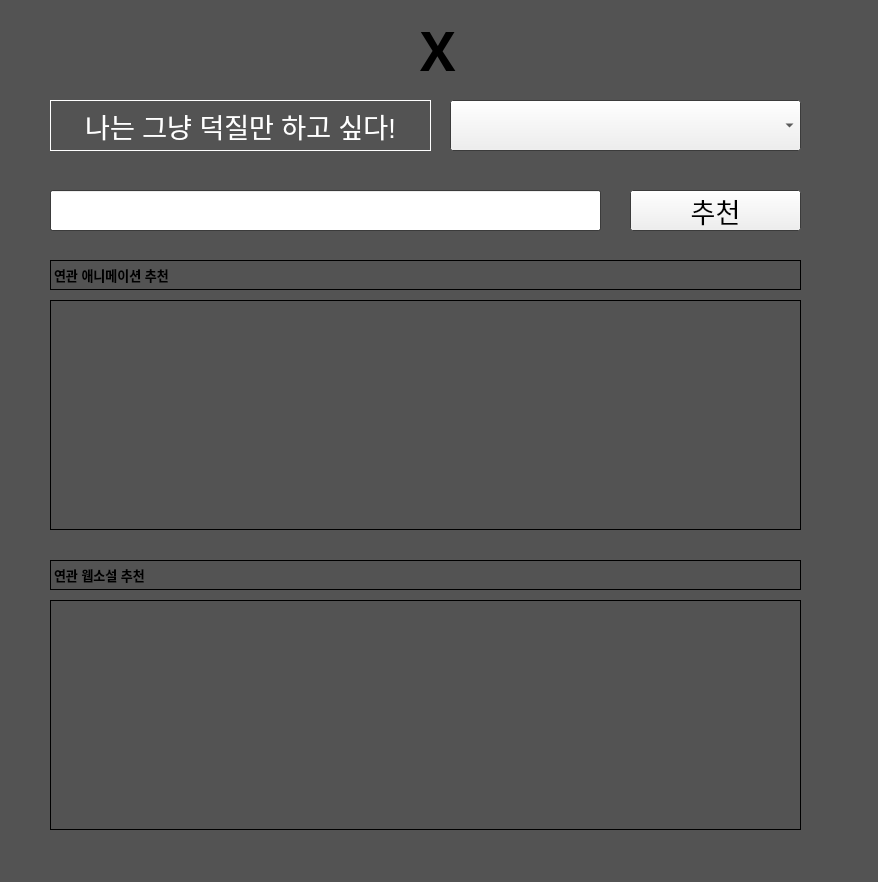
First picture: the form in movie_recommendation.ui, repository parkhk994/webnovel_ani_recommend_project, before the edit.
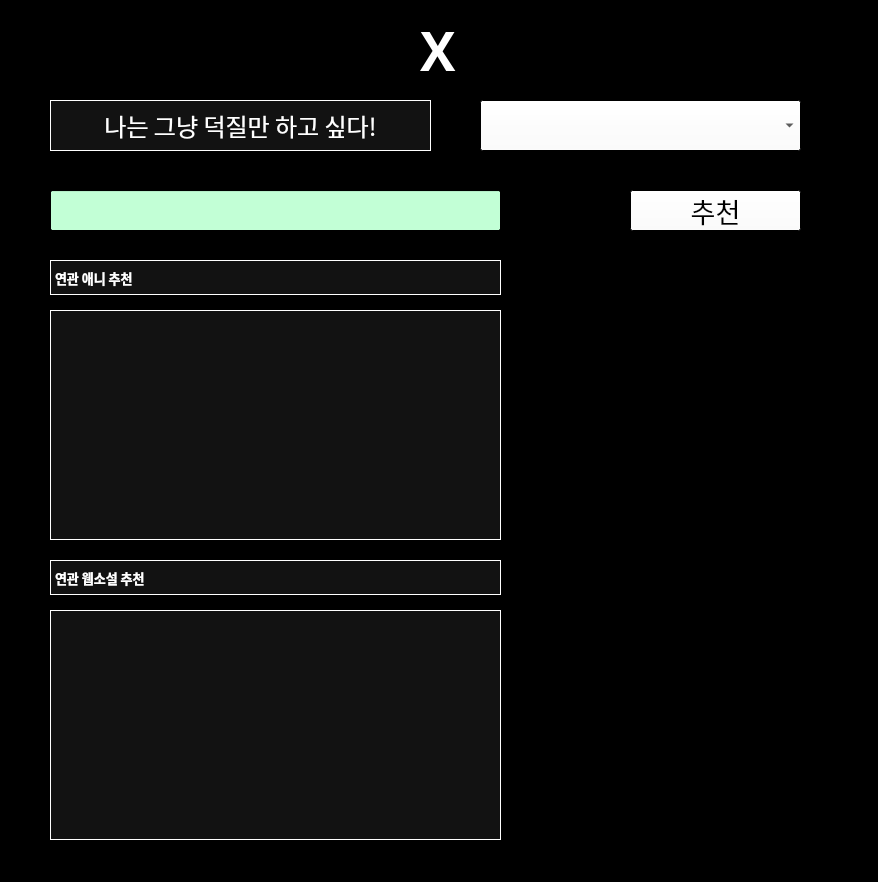
Second picture: the form after the edit.

Patch:
```diff
--- a/movie_recommendation.ui
+++ b/movie_recommendation.ui
@@ -13,61 +13,277 @@
   <property name="palette">
    <palette>
     <active>
+     <colorrole role="WindowText">
+      <brush brushstyle="SolidPattern">
+       <color alpha="255">
+        <red>255</red>
+        <green>255</green>
+        <blue>255</blue>
+       </color>
+      </brush>
+     </colorrole>
+     <colorrole role="Button">
+      <brush brushstyle="SolidPattern">
+       <color alpha="255">
+        <red>255</red>
+        <green>255</green>
+        <blue>255</blue>
+       </color>
+      </brush>
+     </colorrole>
+     <colorrole role="Dark">
+      <brush brushstyle="SolidPattern">
+       <color alpha="255">
+        <red>85</red>
+        <green>85</green>
+        <blue>0</blue>
+       </color>
+      </brush>
+     </colorrole>
+     <colorrole role="Text">
+      <brush brushstyle="SolidPattern">
+       <color alpha="255">
+        <red>0</red>
+        <green>0</green>
+        <blue>0</blue>
+       </color>
+      </brush>
+     </colorrole>
+     <colorrole role="BrightText">
+      <brush brushstyle="SolidPattern">
+       <color alpha="255">
+        <red>0</red>
+        <green>0</green>
+        <blue>0</blue>
+       </color>
+      </brush>
+     </colorrole>
+     <colorrole role="ButtonText">
+      <brush brushstyle="SolidPattern">
+       <color alpha="255">
+        <red>0</red>
+        <green>0</green>
+        <blue>0</blue>
+       </color>
+      </brush>
+     </colorrole>
      <colorrole role="Base">
       <brush brushstyle="SolidPattern">
        <color alpha="255">
-        <red>255</red>
+        <red>194</red>
         <green>255</green>
-        <blue>255</blue>
+        <blue>214</blue>
        </color>
       </brush>
      </colorrole>
      <colorrole role="Window">
       <brush brushstyle="SolidPattern">
        <color alpha="255">
-        <red>83</red>
-        <green>83</green>
-        <blue>83</blue>
+        <red>0</red>
+        <green>0</green>
+        <blue>0</blue>
+       </color>
+      </brush>
+     </colorrole>
+     <colorrole role="ToolTipText">
+      <brush brushstyle="SolidPattern">
+       <color alpha="255">
+        <red>0</red>
+        <green>0</green>
+        <blue>0</blue>
+       </color>
+      </brush>
+     </colorrole>
+     <colorrole role="PlaceholderText">
+      <brush brushstyle="SolidPattern">
+       <color alpha="128">
+        <red>255</red>
+        <green>255</green>
+        <blue>255</blue>
        </color>
       </brush>
      </colorrole>
     </active>
     <inactive>
+     <colorrole role="WindowText">
+      <brush brushstyle="SolidPattern">
+       <color alpha="255">
+        <red>255</red>
+        <green>255</green>
+        <blue>255</blue>
+       </color>
+      </brush>
+     </colorrole>
+     <colorrole role="Button">
+      <brush brushstyle="SolidPattern">
+       <color alpha="255">
+        <red>255</red>
+        <green>255</green>
+        <blue>255</blue>
+       </color>
+      </brush>
+     </colorrole>
+     <colorrole role="Dark">
+      <brush brushstyle="SolidPattern">
+       <color alpha="255">
+        <red>85</red>
+        <green>85</green>
+        <blue>0</blue>
+       </color>
+      </brush>
+     </colorrole>
+     <colorrole role="Text">
+      <brush brushstyle="SolidPattern">
+       <color alpha="255">
+        <red>0</red>
+        <green>0</green>
+        <blue>0</blue>
+       </color>
+      </brush>
+     </colorrole>
+     <colorrole role="BrightText">
+      <brush brushstyle="SolidPattern">
+       <color alpha="255">
+        <red>0</red>
+        <green>0</green>
+        <blue>0</blue>
+       </color>
+      </brush>
+     </colorrole>
+     <colorrole role="ButtonText">
+      <brush brushstyle="SolidPattern">
+       <color alpha="255">
+        <red>0</red>
+        <green>0</green>
+        <blue>0</blue>
+       </color>
+      </brush>
+     </colorrole>
      <colorrole role="Base">
       <brush brushstyle="SolidPattern">
        <color alpha="255">
-        <red>255</red>
+        <red>194</red>
         <green>255</green>
-        <blue>255</blue>
+        <blue>214</blue>
        </color>
       </brush>
      </colorrole>
      <colorrole role="Window">
       <brush brushstyle="SolidPattern">
        <color alpha="255">
-        <red>83</red>
-        <green>83</green>
-        <blue>83</blue>
+        <red>0</red>
+        <green>0</green>
+        <blue>0</blue>
+       </color>
+      </brush>
+     </colorrole>
+     <colorrole role="ToolTipText">
+      <brush brushstyle="SolidPattern">
+       <color alpha="255">
+        <red>0</red>
+        <green>0</green>
+        <blue>0</blue>
+       </color>
+      </brush>
+     </colorrole>
+     <colorrole role="PlaceholderText">
+      <brush brushstyle="SolidPattern">
+       <color alpha="128">
+        <red>255</red>
+        <green>255</green>
+        <blue>255</blue>
        </color>
       </brush>
      </colorrole>
     </inactive>
     <disabled>
+     <colorrole role="WindowText">
+      <brush brushstyle="SolidPattern">
+       <color alpha="255">
+        <red>85</red>
+        <green>85</green>
+        <blue>0</blue>
+       </color>
+      </brush>
+     </colorrole>
+     <colorrole role="Button">
+      <brush brushstyle="SolidPattern">
+       <color alpha="255">
+        <red>255</red>
+        <green>255</green>
+        <blue>255</blue>
+       </color>
+      </brush>
+     </colorrole>
+     <colorrole role="Dark">
+      <brush brushstyle="SolidPattern">
+       <color alpha="255">
+        <red>85</red>
+        <green>85</green>
+        <blue>0</blue>
+       </color>
+      </brush>
+     </colorrole>
+     <colorrole role="Text">
+      <brush brushstyle="SolidPattern">
+       <color alpha="255">
+        <red>85</red>
+        <green>85</green>
+        <blue>0</blue>
+       </color>
+      </brush>
+     </colorrole>
+     <colorrole role="BrightText">
+      <brush brushstyle="SolidPattern">
+       <color alpha="255">
+        <red>0</red>
+        <green>0</green>
+        <blue>0</blue>
+       </color>
+      </brush>
+     </colorrole>
+     <colorrole role="ButtonText">
+      <brush brushstyle="SolidPattern">
+       <color alpha="255">
+        <red>85</red>
+        <green>85</green>
+        <blue>0</blue>
+       </color>
+      </brush>
+     </colorrole>
      <colorrole role="Base">
       <brush brushstyle="SolidPattern">
        <color alpha="255">
-        <red>83</red>
-        <green>83</green>
-        <blue>83</blue>
+        <red>0</red>
+        <green>0</green>
+        <blue>0</blue>
        </color>
       </brush>
      </colorrole>
      <colorrole role="Window">
       <brush brushstyle="SolidPattern">
        <color alpha="255">
-        <red>83</red>
-        <green>83</green>
-        <blue>83</blue>
+        <red>0</red>
+        <green>0</green>
+        <blue>0</blue>
+       </color>
+      </brush>
+     </colorrole>
+     <colorrole role="ToolTipText">
+      <brush brushstyle="SolidPattern">
+       <color alpha="255">
+        <red>0</red>
+        <green>0</green>
+        <blue>0</blue>
+       </color>
+      </brush>
+     </colorrole>
+     <colorrole role="PlaceholderText">
+      <brush brushstyle="SolidPattern">
+       <color alpha="128">
+        <red>255</red>
+        <green>255</green>
+        <blue>255</blue>
        </color>
       </brush>
      </colorrole>
@@ -98,12 +314,48 @@
         </color>
        </brush>
       </colorrole>
+      <colorrole role="Button">
+       <brush brushstyle="SolidPattern">
+        <color alpha="255">
+         <red>18</red>
+         <green>18</green>
+         <blue>18</blue>
+        </color>
+       </brush>
+      </colorrole>
       <colorrole role="Text">
        <brush brushstyle="SolidPattern">
         <color alpha="255">
-         <red>9</red>
-         <green>9</green>
-         <blue>9</blue>
+         <red>255</red>
+         <green>255</green>
+         <blue>255</blue>
+        </color>
+       </brush>
+      </colorrole>
+      <colorrole role="ButtonText">
+       <brush brushstyle="SolidPattern">
+        <color alpha="255">
+         <red>255</red>
+         <green>255</green>
+         <blue>255</blue>
+        </color>
+       </brush>
+      </colorrole>
+      <colorrole role="Base">
+       <brush brushstyle="SolidPattern">
+        <color alpha="255">
+         <red>18</red>
+         <green>18</green>
+         <blue>18</blue>
+        </color>
+       </brush>
+      </colorrole>
+      <colorrole role="Window">
+       <brush brushstyle="SolidPattern">
+        <color alpha="255">
+         <red>18</red>
+         <green>18</green>
+         <blue>18</blue>
         </color>
        </brush>
       </colorrole>
@@ -127,12 +379,48 @@
         </color>
        </brush>
       </colorrole>
+      <colorrole role="Button">
+       <brush brushstyle="SolidPattern">
+        <color alpha="255">
+         <red>18</red>
+         <green>18</green>
+         <blue>18</blue>
+        </color>
+       </brush>
+      </colorrole>
       <colorrole role="Text">
        <brush brushstyle="SolidPattern">
         <color alpha="255">
-         <red>9</red>
-         <green>9</green>
-         <blue>9</blue>
+         <red>255</red>
+         <green>255</green>
+         <blue>255</blue>
+        </color>
+       </brush>
+      </colorrole>
+      <colorrole role="ButtonText">
+       <brush brushstyle="SolidPattern">
+        <color alpha="255">
+         <red>255</red>
+         <green>255</green>
+         <blue>255</blue>
+        </color>
+       </brush>
+      </colorrole>
+      <colorrole role="Base">
+       <brush brushstyle="SolidPattern">
+        <color alpha="255">
+         <red>18</red>
+         <green>18</green>
+         <blue>18</blue>
+        </color>
+       </brush>
+      </colorrole>
+      <colorrole role="Window">
+       <brush brushstyle="SolidPattern">
+        <color alpha="255">
+         <red>18</red>
+         <green>18</green>
+         <blue>18</blue>
         </color>
        </brush>
       </colorrole>
@@ -150,18 +438,54 @@
       <colorrole role="WindowText">
        <brush brushstyle="SolidPattern">
         <color alpha="255">
-         <red>120</red>
-         <green>120</green>
-         <blue>120</blue>
+         <red>255</red>
+         <green>255</green>
+         <blue>255</blue>
+        </color>
+       </brush>
+      </colorrole>
+      <colorrole role="Button">
+       <brush brushstyle="SolidPattern">
+        <color alpha="255">
+         <red>18</red>
+         <green>18</green>
+         <blue>18</blue>
         </color>
        </brush>
       </colorrole>
       <colorrole role="Text">
        <brush brushstyle="SolidPattern">
         <color alpha="255">
-         <red>120</red>
-         <green>120</green>
-         <blue>120</blue>
+         <red>255</red>
+         <green>255</green>
+         <blue>255</blue>
+        </color>
+       </brush>
+      </colorrole>
+      <colorrole role="ButtonText">
+       <brush brushstyle="SolidPattern">
+        <color alpha="255">
+         <red>255</red>
+         <green>255</green>
+         <blue>255</blue>
+        </color>
+       </brush>
+      </colorrole>
+      <colorrole role="Base">
+       <brush brushstyle="SolidPattern">
+        <color alpha="255">
+         <red>18</red>
+         <green>18</green>
+         <blue>18</blue>
+        </color>
+       </brush>
+      </colorrole>
+      <colorrole role="Window">
+       <brush brushstyle="SolidPattern">
+        <color alpha="255">
+         <red>18</red>
+         <green>18</green>
+         <blue>18</blue>
         </color>
        </brush>
       </colorrole>
@@ -179,9 +503,20 @@
    </property>
    <property name="font">
     <font>
-     <pointsize>20</pointsize>
+     <family>휴먼모음T</family>
+     <pointsize>18</pointsize>
+     <weight>50</weight>
+     <bold>false</bold>
     </font>
    </property>
+   <property name="autoFillBackground">
+    <bool>false</bool>
+   </property>
+   <property name="styleSheet">
+    <string notr="true">background-color: #121212; /* 배경을 #121212 색상으로 설정 */
+color: white;  /* 글자 색상을 흰색으로 설정 */
+</string>
+   </property>
    <property name="frameShape">
     <enum>QFrame::Panel</enum>
    </property>
@@ -195,12 +530,238 @@
   <widget class="QComboBox" name="cb_title">
    <property name="geometry">
     <rect>
-     <x>450</x>
+     <x>480</x>
      <y>100</y>
-     <width>351</width>
+     <width>321</width>
      <height>51</height>
     </rect>
    </property>
+   <property name="palette">
+    <palette>
+     <active>
+      <colorrole role="WindowText">
+       <brush brushstyle="SolidPattern">
+        <color alpha="255">
+         <red>255</red>
+         <green>255</green>
+         <blue>255</blue>
+        </color>
+       </brush>
+      </colorrole>
+      <colorrole role="Light">
+       <brush brushstyle="SolidPattern">
+        <color alpha="255">
+         <red>227</red>
+         <green>227</green>
+         <blue>227</blue>
+        </color>
+       </brush>
+      </colorrole>
+      <colorrole role="Midlight">
+       <brush brushstyle="SolidPattern">
+        <color alpha="255">
+         <red>227</red>
+         <green>227</green>
+         <blue>227</blue>
+        </color>
+       </brush>
+      </colorrole>
+      <colorrole role="Dark">
+       <brush brushstyle="SolidPattern">
+        <color alpha="255">
+         <red>255</red>
+         <green>255</green>
+         <blue>255</blue>
+        </color>
+       </brush>
+      </colorrole>
+      <colorrole role="Text">
+       <brush brushstyle="SolidPattern">
+        <color alpha="255">
+         <red>7</red>
+         <green>7</green>
+         <blue>7</blue>
+        </color>
+       </brush>
+      </colorrole>
+      <colorrole role="BrightText">
+       <brush brushstyle="SolidPattern">
+        <color alpha="255">
+         <red>17</red>
+         <green>17</green>
+         <blue>17</blue>
+        </color>
+       </brush>
+      </colorrole>
+      <colorrole role="ButtonText">
+       <brush brushstyle="SolidPattern">
+        <color alpha="255">
+         <red>0</red>
+         <green>0</green>
+         <blue>0</blue>
+        </color>
+       </brush>
+      </colorrole>
+      <colorrole role="Base">
+       <brush brushstyle="SolidPattern">
+        <color alpha="255">
+         <red>255</red>
+         <green>255</green>
+         <blue>255</blue>
+        </color>
+       </brush>
+      </colorrole>
+     </active>
+     <inactive>
+      <colorrole role="WindowText">
+       <brush brushstyle="SolidPattern">
+        <color alpha="255">
+         <red>255</red>
+         <green>255</green>
+         <blue>255</blue>
+        </color>
+       </brush>
+      </colorrole>
+      <colorrole role="Light">
+       <brush brushstyle="SolidPattern">
+        <color alpha="255">
+         <red>227</red>
+         <green>227</green>
+         <blue>227</blue>
+        </color>
+       </brush>
+      </colorrole>
+      <colorrole role="Midlight">
+       <brush brushstyle="SolidPattern">
+        <color alpha="255">
+         <red>227</red>
+         <green>227</green>
+         <blue>227</blue>
+        </color>
+       </brush>
+      </colorrole>
+      <colorrole role="Dark">
+       <brush brushstyle="SolidPattern">
+        <color alpha="255">
+         <red>255</red>
+         <green>255</green>
+         <blue>255</blue>
+        </color>
+       </brush>
+      </colorrole>
+      <colorrole role="Text">
+       <brush brushstyle="SolidPattern">
+        <color alpha="255">
+         <red>7</red>
+         <green>7</green>
+         <blue>7</blue>
+        </color>
+       </brush>
+      </colorrole>
+      <colorrole role="BrightText">
+       <brush brushstyle="SolidPattern">
+        <color alpha="255">
+         <red>17</red>
+         <green>17</green>
+         <blue>17</blue>
+        </color>
+       </brush>
+      </colorrole>
+      <colorrole role="ButtonText">
+       <brush brushstyle="SolidPattern">
+        <color alpha="255">
+         <red>0</red>
+         <green>0</green>
+         <blue>0</blue>
+        </color>
+       </brush>
+      </colorrole>
+      <colorrole role="Base">
+       <brush brushstyle="SolidPattern">
+        <color alpha="255">
+         <red>255</red>
+         <green>255</green>
+         <blue>255</blue>
+        </color>
+       </brush>
+      </colorrole>
+     </inactive>
+     <disabled>
+      <colorrole role="WindowText">
+       <brush brushstyle="SolidPattern">
+        <color alpha="255">
+         <red>255</red>
+         <green>255</green>
+         <blue>255</blue>
+        </color>
+       </brush>
+      </colorrole>
+      <colorrole role="Light">
+       <brush brushstyle="SolidPattern">
+        <color alpha="255">
+         <red>227</red>
+         <green>227</green>
+         <blue>227</blue>
+        </color>
+       </brush>
+      </colorrole>
+      <colorrole role="Midlight">
+       <brush brushstyle="SolidPattern">
+        <color alpha="255">
+         <red>227</red>
+         <green>227</green>
+         <blue>227</blue>
+        </color>
+       </brush>
+      </colorrole>
+      <colorrole role="Dark">
+       <brush brushstyle="SolidPattern">
+        <color alpha="255">
+         <red>255</red>
+         <green>255</green>
+         <blue>255</blue>
+        </color>
+       </brush>
+      </colorrole>
+      <colorrole role="Text">
+       <brush brushstyle="SolidPattern">
+        <color alpha="255">
+         <red>255</red>
+         <green>255</green>
+         <blue>255</blue>
+        </color>
+       </brush>
+      </colorrole>
+      <colorrole role="BrightText">
+       <brush brushstyle="SolidPattern">
+        <color alpha="255">
+         <red>17</red>
+         <green>17</green>
+         <blue>17</blue>
+        </color>
+       </brush>
+      </colorrole>
+      <colorrole role="ButtonText">
+       <brush brushstyle="SolidPattern">
+        <color alpha="255">
+         <red>255</red>
+         <green>255</green>
+         <blue>255</blue>
+        </color>
+       </brush>
+      </colorrole>
+      <colorrole role="Base">
+       <brush brushstyle="SolidPattern">
+        <color alpha="255">
+         <red>0</red>
+         <green>0</green>
+         <blue>0</blue>
+        </color>
+       </brush>
+      </colorrole>
+     </disabled>
+    </palette>
+   </property>
    <property name="font">
     <font>
      <pointsize>20</pointsize>
@@ -211,16 +772,222 @@
    <property name="geometry">
     <rect>
      <x>50</x>
-     <y>300</y>
-     <width>751</width>
+     <y>310</y>
+     <width>451</width>
      <height>230</height>
     </rect>
    </property>
+   <property name="palette">
+    <palette>
+     <active>
+      <colorrole role="WindowText">
+       <brush brushstyle="SolidPattern">
+        <color alpha="255">
+         <red>255</red>
+         <green>255</green>
+         <blue>255</blue>
+        </color>
+       </brush>
+      </colorrole>
+      <colorrole role="Button">
+       <brush brushstyle="SolidPattern">
+        <color alpha="255">
+         <red>18</red>
+         <green>18</green>
+         <blue>18</blue>
+        </color>
+       </brush>
+      </colorrole>
+      <colorrole role="Text">
+       <brush brushstyle="SolidPattern">
+        <color alpha="255">
+         <red>255</red>
+         <green>255</green>
+         <blue>255</blue>
+        </color>
+       </brush>
+      </colorrole>
+      <colorrole role="ButtonText">
+       <brush brushstyle="SolidPattern">
+        <color alpha="255">
+         <red>255</red>
+         <green>255</green>
+         <blue>255</blue>
+        </color>
+       </brush>
+      </colorrole>
+      <colorrole role="Base">
+       <brush brushstyle="SolidPattern">
+        <color alpha="255">
+         <red>18</red>
+         <green>18</green>
+         <blue>18</blue>
+        </color>
+       </brush>
+      </colorrole>
+      <colorrole role="Window">
+       <brush brushstyle="SolidPattern">
+        <color alpha="255">
+         <red>18</red>
+         <green>18</green>
+         <blue>18</blue>
+        </color>
+       </brush>
+      </colorrole>
+      <colorrole role="PlaceholderText">
+       <brush brushstyle="NoBrush">
+        <color alpha="128">
+         <red>255</red>
+         <green>255</green>
+         <blue>255</blue>
+        </color>
+       </brush>
+      </colorrole>
+     </active>
+     <inactive>
+      <colorrole role="WindowText">
+       <brush brushstyle="SolidPattern">
+        <color alpha="255">
+         <red>255</red>
+         <green>255</green>
+         <blue>255</blue>
+        </color>
+       </brush>
+      </colorrole>
+      <colorrole role="Button">
+       <brush brushstyle="SolidPattern">
+        <color alpha="255">
+         <red>18</red>
+         <green>18</green>
+         <blue>18</blue>
+        </color>
+       </brush>
+      </colorrole>
+      <colorrole role="Text">
+       <brush brushstyle="SolidPattern">
+        <color alpha="255">
+         <red>255</red>
+         <green>255</green>
+         <blue>255</blue>
+        </color>
+       </brush>
+      </colorrole>
+      <colorrole role="ButtonText">
+       <brush brushstyle="SolidPattern">
+        <color alpha="255">
+         <red>255</red>
+         <green>255</green>
+         <blue>255</blue>
+        </color>
+       </brush>
+      </colorrole>
+      <colorrole role="Base">
+       <brush brushstyle="SolidPattern">
+        <color alpha="255">
+         <red>18</red>
+         <green>18</green>
+         <blue>18</blue>
+        </color>
+       </brush>
+      </colorrole>
+      <colorrole role="Window">
+       <brush brushstyle="SolidPattern">
+        <color alpha="255">
+         <red>18</red>
+         <green>18</green>
+         <blue>18</blue>
+        </color>
+       </brush>
+      </colorrole>
+      <colorrole role="PlaceholderText">
+       <brush brushstyle="NoBrush">
+        <color alpha="128">
+         <red>255</red>
+         <green>255</green>
+         <blue>255</blue>
+        </color>
+       </brush>
+      </colorrole>
+     </inactive>
+     <disabled>
+      <colorrole role="WindowText">
+       <brush brushstyle="SolidPattern">
+        <color alpha="255">
+         <red>255</red>
+         <green>255</green>
+         <blue>255</blue>
+        </color>
+       </brush>
+      </colorrole>
+      <colorrole role="Button">
+       <brush brushstyle="SolidPattern">
+        <color alpha="255">
+         <red>18</red>
+         <green>18</green>
+         <blue>18</blue>
+        </color>
+       </brush>
+      </colorrole>
+      <colorrole role="Text">
+       <brush brushstyle="SolidPattern">
+        <color alpha="255">
+         <red>255</red>
+         <green>255</green>
+         <blue>255</blue>
+        </color>
+       </brush>
+      </colorrole>
+      <colorrole role="ButtonText">
+       <brush brushstyle="SolidPattern">
+        <color alpha="255">
+         <red>255</red>
+         <green>255</green>
+         <blue>255</blue>
+        </color>
+       </brush>
+      </colorrole>
+      <colorrole role="Base">
+       <brush brushstyle="SolidPattern">
+        <color alpha="255">
+         <red>18</red>
+         <green>18</green>
+         <blue>18</blue>
+        </color>
+       </brush>
+      </colorrole>
+      <colorrole role="Window">
+       <brush brushstyle="SolidPattern">
+        <color alpha="255">
+         <red>18</red>
+         <green>18</green>
+         <blue>18</blue>
+        </color>
+       </brush>
+      </colorrole>
+      <colorrole role="PlaceholderText">
+       <brush brushstyle="NoBrush">
+        <color alpha="128">
+         <red>255</red>
+         <green>255</green>
+         <blue>255</blue>
+        </color>
+       </brush>
+      </colorrole>
+     </disabled>
+    </palette>
+   </property>
    <property name="font">
     <font>
      <pointsize>20</pointsize>
     </font>
    </property>
+   <property name="styleSheet">
+    <string notr="true">background-color: #121212; /* 배경을 #121212 색상으로 설정 */
+color: white;  /* 글자 색상을 흰색으로 설정 */
+
+
+</string>
+   </property>
    <property name="frameShape">
     <enum>QFrame::Box</enum>
    </property>
@@ -233,7 +1000,7 @@
     <rect>
      <x>50</x>
      <y>190</y>
-     <width>551</width>
+     <width>451</width>
      <height>41</height>
     </rect>
    </property>
@@ -254,6 +1021,7 @@
    </property>
    <property name="font">
     <font>
+     <family>휴먼모음T</family>
      <pointsize>20</pointsize>
     </font>
    </property>
@@ -265,8 +1033,8 @@
    <property name="geometry">
     <rect>
      <x>50</x>
-     <y>600</y>
-     <width>751</width>
+     <y>610</y>
+     <width>451</width>
      <height>230</height>
     </rect>
    </property>
@@ -275,6 +1043,11 @@
      <pointsize>20</pointsize>
     </font>
    </property>
+   <property name="styleSheet">
+    <string notr="true">background-color: #121212; /* 배경을 #121212 색상으로 설정 */
+color: white;  /* 글자 색상을 흰색으로 설정 */
+</string>
+   </property>
    <property name="frameShape">
     <enum>QFrame::Box</enum>
    </property>
@@ -294,6 +1067,97 @@
      <height>61</height>
     </rect>
    </property>
+   <property name="palette">
+    <palette>
+     <active>
+      <colorrole role="Text">
+       <brush brushstyle="SolidPattern">
+        <color alpha="255">
+         <red>250</red>
+         <green>250</green>
+         <blue>250</blue>
+        </color>
+       </brush>
+      </colorrole>
+      <colorrole role="Base">
+       <brush brushstyle="SolidPattern">
+        <color alpha="255">
+         <red>255</red>
+         <green>255</green>
+         <blue>255</blue>
+        </color>
+       </brush>
+      </colorrole>
+      <colorrole role="PlaceholderText">
+       <brush brushstyle="SolidPattern">
+        <color alpha="128">
+         <red>250</red>
+         <green>250</green>
+         <blue>250</blue>
+        </color>
+       </brush>
+      </colorrole>
+     </active>
+     <inactive>
+      <colorrole role="Text">
+       <brush brushstyle="SolidPattern">
+        <color alpha="255">
+         <red>250</red>
+         <green>250</green>
+         <blue>250</blue>
+        </color>
+       </brush>
+      </colorrole>
+      <colorrole role="Base">
+       <brush brushstyle="SolidPattern">
+        <color alpha="255">
+         <red>255</red>
+         <green>255</green>
+         <blue>255</blue>
+        </color>
+       </brush>
+      </colorrole>
+      <colorrole role="PlaceholderText">
+       <brush brushstyle="SolidPattern">
+        <color alpha="128">
+         <red>250</red>
+         <green>250</green>
+         <blue>250</blue>
+        </color>
+       </brush>
+      </colorrole>
+     </inactive>
+     <disabled>
+      <colorrole role="Text">
+       <brush brushstyle="SolidPattern">
+        <color alpha="255">
+         <red>120</red>
+         <green>120</green>
+         <blue>120</blue>
+        </color>
+       </brush>
+      </colorrole>
+      <colorrole role="Base">
+       <brush brushstyle="SolidPattern">
+        <color alpha="255">
+         <red>0</red>
+         <green>0</green>
+         <blue>0</blue>
+        </color>
+       </brush>
+      </colorrole>
+      <colorrole role="PlaceholderText">
+       <brush brushstyle="SolidPattern">
+        <color alpha="128">
+         <red>0</red>
+         <green>0</green>
+         <blue>0</blue>
+        </color>
+       </brush>
+      </colorrole>
+     </disabled>
+    </palette>
+   </property>
    <property name="font">
     <font>
      <family>Arial Black</family>
@@ -306,45 +1170,28 @@
     <string>X</string>
    </property>
   </widget>
-  <widget class="QLabel" name="label_2">
-   <property name="geometry">
-    <rect>
-     <x>50</x>
-     <y>260</y>
-     <width>751</width>
-     <height>30</height>
-    </rect>
-   </property>
-   <property name="font">
-    <font>
-     <pointsize>10</pointsize>
-     <weight>75</weight>
-     <bold>true</bold>
-    </font>
-   </property>
-   <property name="frameShape">
-    <enum>QFrame::Box</enum>
-   </property>
-   <property name="text">
-    <string>연관 애니메이션 추천</string>
-   </property>
-  </widget>
   <widget class="QLabel" name="label_3">
    <property name="geometry">
     <rect>
      <x>50</x>
      <y>560</y>
-     <width>751</width>
-     <height>30</height>
+     <width>451</width>
+     <height>35</height>
     </rect>
    </property>
    <property name="font">
     <font>
+     <family>한컴 고딕</family>
      <pointsize>10</pointsize>
      <weight>75</weight>
      <bold>true</bold>
     </font>
    </property>
+   <property name="styleSheet">
+    <string notr="true">background-color: #121212; /* 배경을 #121212 색상으로 설정 */
+color: white;  /* 글자 색상을 흰색으로 설정 */
+</string>
+   </property>
    <property name="frameShape">
     <enum>QFrame::Box</enum>
    </property>
@@ -381,6 +1228,51 @@
     <string/>
    </property>
   </widget>
+  <widget class="QLabel" name="label_5">
+   <property name="geometry">
+    <rect>
+     <x>50</x>
+     <y>260</y>
+     <width>451</width>
+     <height>35</height>
+    </rect>
+   </property>
+   <property name="font">
+    <font>
+     <family>한컴 고딕</family>
+     <pointsize>10</pointsize>
+     <weight>75</weight>
+     <bold>true</bold>
+    </font>
+   </property>
+   <property name="styleSheet">
+    <string notr="true">background-color: #121212; /* 배경을 #121212 색상으로 설정 */
+color: white;  /* 글자 색상을 흰색으로 설정 */
+</string>
+   </property>
+   <property name="frameShape">
+    <enum>QFrame::Panel</enum>
+   </property>
+   <property name="lineWidth">
+    <number>1</number>
+   </property>
+   <property name="text">
+    <string>연관 애니 추천</string>
+   </property>
+  </widget>
+  <widget class="QLabel" name="lbl_img_03">
+   <property name="geometry">
+    <rect>
+     <x>520</x>
+     <y>250</y>
+     <width>311</width>
+     <height>591</height>
+    </rect>
+   </property>
+   <property name="text">
+    <string/>
+   </property>
+  </widget>
  </widget>
  <resources/>
  <connections/>
```
